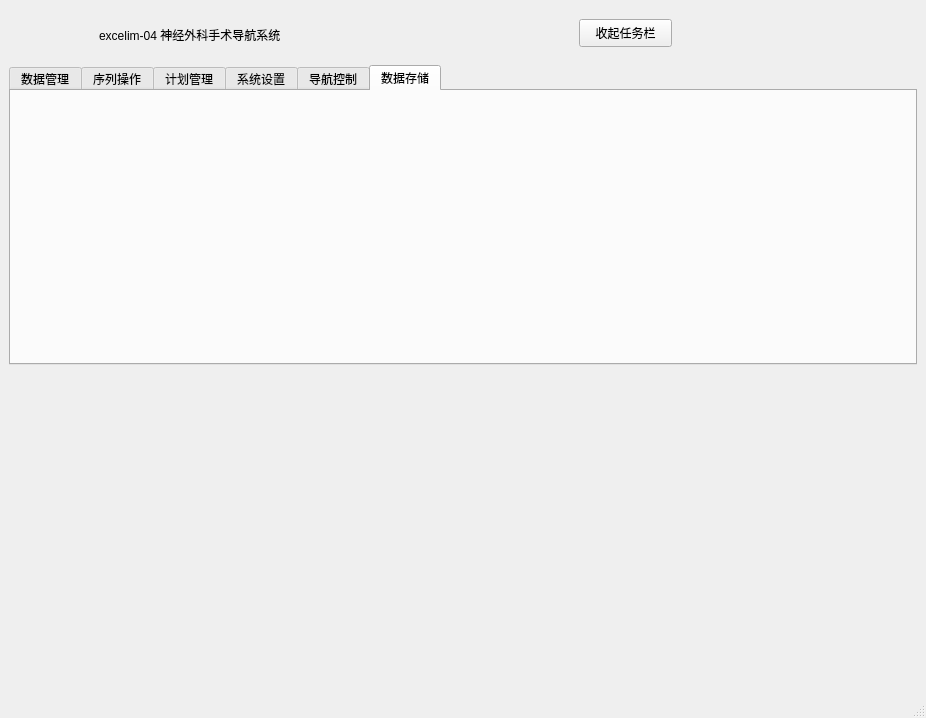
kalipolis/excelim_qt_withui, file mainwindow.ui: the form before one commit.
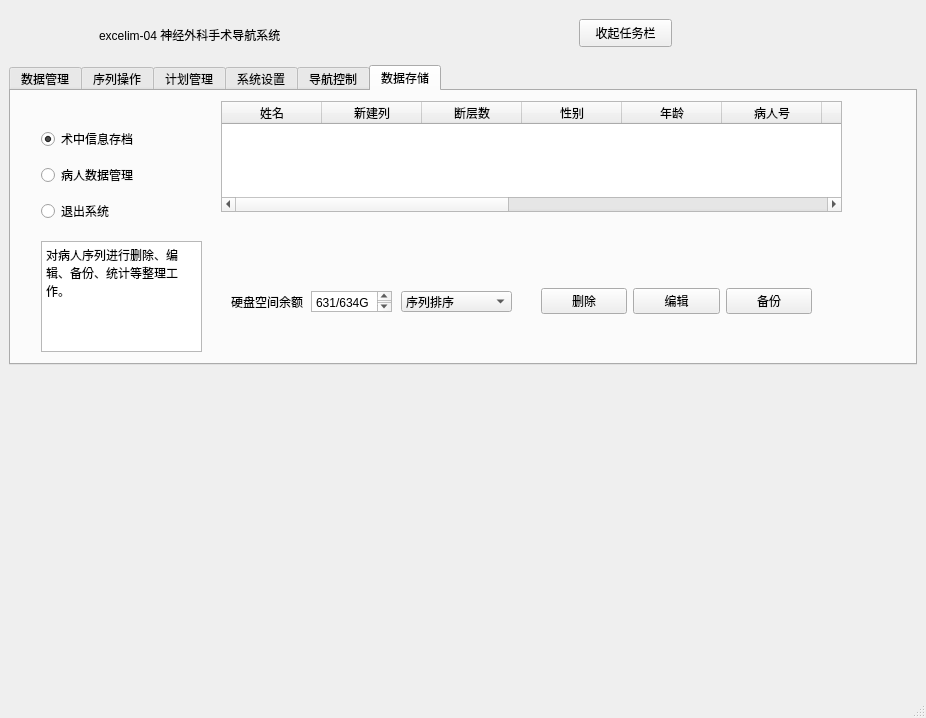
The form after the commit. The open tabs and pages were chosen to show the change.

Commit message: 更新数据存储页面

Patch:
```diff
--- a/mainwindow.ui
+++ b/mainwindow.ui
@@ -1865,6 +1865,434 @@
        <attribute name="title">
         <string>数据存储</string>
        </attribute>
+       <widget class="QWidget" name="widget_TaskBar" native="true">
+        <property name="geometry">
+         <rect>
+          <x>30</x>
+          <y>30</y>
+          <width>161</width>
+          <height>111</height>
+         </rect>
+        </property>
+        <widget class="QWidget" name="verticalLayoutWidget">
+         <property name="geometry">
+          <rect>
+           <x>0</x>
+           <y>0</y>
+           <width>161</width>
+           <height>111</height>
+          </rect>
+         </property>
+         <layout class="QVBoxLayout" name="verticalLayout_19">
+          <item>
+           <widget class="QRadioButton" name="radioButton_surgery">
+            <property name="text">
+             <string>术中信息存档</string>
+            </property>
+            <property name="checked">
+             <bool>true</bool>
+            </property>
+           </widget>
+          </item>
+          <item>
+           <widget class="QRadioButton" name="radioButton_patient">
+            <property name="text">
+             <string>病人数据管理</string>
+            </property>
+           </widget>
+          </item>
+          <item>
+           <widget class="QRadioButton" name="radioButton_logout">
+            <property name="text">
+             <string>退出系统</string>
+            </property>
+           </widget>
+          </item>
+         </layout>
+        </widget>
+       </widget>
+       <widget class="QStackedWidget" name="stackedWidget_6">
+        <property name="geometry">
+         <rect>
+          <x>20</x>
+          <y>0</y>
+          <width>841</width>
+          <height>261</height>
+         </rect>
+        </property>
+        <property name="currentIndex">
+         <number>0</number>
+        </property>
+        <widget class="QWidget" name="page_surgery">
+         <widget class="QTextBrowser" name="textBrowser">
+          <property name="geometry">
+           <rect>
+            <x>10</x>
+            <y>150</y>
+            <width>161</width>
+            <height>111</height>
+           </rect>
+          </property>
+          <property name="html">
+           <string>&lt;!DOCTYPE HTML PUBLIC &quot;-//W3C//DTD HTML 4.0//EN&quot; &quot;http://www.w3.org/TR/REC-html40/strict.dtd&quot;&gt;
+&lt;html&gt;&lt;head&gt;&lt;meta name=&quot;qrichtext&quot; content=&quot;1&quot; /&gt;&lt;meta charset=&quot;utf-8&quot; /&gt;&lt;style type=&quot;text/css&quot;&gt;
+p, li { white-space: pre-wrap; }
+hr { height: 1px; border-width: 0; }
+li.unchecked::marker { content: &quot;\2610&quot;; }
+li.checked::marker { content: &quot;\2612&quot;; }
+&lt;/style&gt;&lt;/head&gt;&lt;body style=&quot; font-family:'Microsoft YaHei UI'; font-size:9pt; font-weight:400; font-style:normal;&quot;&gt;
+&lt;p style=&quot; margin-top:0px; margin-bottom:0px; margin-left:0px; margin-right:0px; -qt-block-indent:0; text-indent:0px;&quot;&gt;保存导航期间的拷屏图像和相关导航信息&lt;/p&gt;&lt;/body&gt;&lt;/html&gt;</string>
+          </property>
+         </widget>
+         <widget class="QPushButton" name="pushButton_imageSaving">
+          <property name="geometry">
+           <rect>
+            <x>190</x>
+            <y>40</y>
+            <width>75</width>
+            <height>24</height>
+           </rect>
+          </property>
+          <property name="text">
+           <string>保存图像</string>
+          </property>
+         </widget>
+         <widget class="QPushButton" name="pushButton_infoSaving">
+          <property name="geometry">
+           <rect>
+            <x>190</x>
+            <y>80</y>
+            <width>75</width>
+            <height>24</height>
+           </rect>
+          </property>
+          <property name="text">
+           <string>保存信息</string>
+          </property>
+         </widget>
+         <widget class="QStackedWidget" name="stackedWidget_3">
+          <property name="geometry">
+           <rect>
+            <x>280</x>
+            <y>30</y>
+            <width>531</width>
+            <height>241</height>
+           </rect>
+          </property>
+          <property name="currentIndex">
+           <number>0</number>
+          </property>
+          <widget class="QWidget" name="page_imageSaving">
+           <widget class="QPushButton" name="pushButton_25">
+            <property name="geometry">
+             <rect>
+              <x>220</x>
+              <y>200</y>
+              <width>75</width>
+              <height>24</height>
+             </rect>
+            </property>
+            <property name="text">
+             <string>保存</string>
+            </property>
+           </widget>
+           <widget class="QListWidget" name="listWidget">
+            <property name="geometry">
+             <rect>
+              <x>10</x>
+              <y>1</y>
+              <width>201</width>
+              <height>241</height>
+             </rect>
+            </property>
+           </widget>
+           <widget class="QListWidget" name="listWidget_2">
+            <property name="geometry">
+             <rect>
+              <x>300</x>
+              <y>0</y>
+              <width>201</width>
+              <height>241</height>
+             </rect>
+            </property>
+           </widget>
+          </widget>
+          <widget class="QWidget" name="page_infoSaving">
+           <widget class="QTextBrowser" name="textBrowser_7">
+            <property name="geometry">
+             <rect>
+              <x>10</x>
+              <y>10</y>
+              <width>256</width>
+              <height>192</height>
+             </rect>
+            </property>
+            <property name="html">
+             <string>&lt;!DOCTYPE HTML PUBLIC &quot;-//W3C//DTD HTML 4.0//EN&quot; &quot;http://www.w3.org/TR/REC-html40/strict.dtd&quot;&gt;
+&lt;html&gt;&lt;head&gt;&lt;meta name=&quot;qrichtext&quot; content=&quot;1&quot; /&gt;&lt;meta charset=&quot;utf-8&quot; /&gt;&lt;style type=&quot;text/css&quot;&gt;
+p, li { white-space: pre-wrap; }
+hr { height: 1px; border-width: 0; }
+li.unchecked::marker { content: &quot;\2610&quot;; }
+li.checked::marker { content: &quot;\2612&quot;; }
+&lt;/style&gt;&lt;/head&gt;&lt;body style=&quot; font-family:'Microsoft YaHei UI'; font-size:9pt; font-weight:400; font-style:normal;&quot;&gt;
+&lt;p style=&quot; margin-top:0px; margin-bottom:0px; margin-left:0px; margin-right:0px; -qt-block-indent:0; text-indent:0px;&quot;&gt;姓名:LIU性别:M年龄:030Y病人号:428685&lt;/p&gt;
+&lt;p style=&quot; margin-top:0px; margin-bottom:0px; margin-left:0px; margin-right:0px; -qt-block-indent:0; text-indent:0px;&quot;&gt;重建组织数量:1重建组织参数:&lt;/p&gt;
+&lt;p style=&quot; margin-top:0px; margin-bottom:0px; margin-left:0px; margin-right:0px; -qt-block-indent:0; text-indent:0px;&quot;&gt;皮肤	阈值为464	&lt;/p&gt;
+&lt;p style=&quot; margin-top:0px; margin-bottom:0px; margin-left:0px; margin-right:0px; -qt-block-indent:0; text-indent:0px;&quot;&gt;注册标记点数量:4注册误差:0.92&lt;/p&gt;&lt;/body&gt;&lt;/html&gt;</string>
+            </property>
+           </widget>
+           <widget class="QPushButton" name="pushButton_27">
+            <property name="geometry">
+             <rect>
+              <x>270</x>
+              <y>160</y>
+              <width>75</width>
+              <height>24</height>
+             </rect>
+            </property>
+            <property name="text">
+             <string>保存</string>
+            </property>
+           </widget>
+          </widget>
+         </widget>
+        </widget>
+        <widget class="QWidget" name="page_patient">
+         <widget class="QTextBrowser" name="textBrowser_5">
+          <property name="geometry">
+           <rect>
+            <x>10</x>
+            <y>150</y>
+            <width>161</width>
+            <height>111</height>
+           </rect>
+          </property>
+          <property name="html">
+           <string>&lt;!DOCTYPE HTML PUBLIC &quot;-//W3C//DTD HTML 4.0//EN&quot; &quot;http://www.w3.org/TR/REC-html40/strict.dtd&quot;&gt;
+&lt;html&gt;&lt;head&gt;&lt;meta name=&quot;qrichtext&quot; content=&quot;1&quot; /&gt;&lt;meta charset=&quot;utf-8&quot; /&gt;&lt;style type=&quot;text/css&quot;&gt;
+p, li { white-space: pre-wrap; }
+hr { height: 1px; border-width: 0; }
+li.unchecked::marker { content: &quot;\2610&quot;; }
+li.checked::marker { content: &quot;\2612&quot;; }
+&lt;/style&gt;&lt;/head&gt;&lt;body style=&quot; font-family:'Microsoft YaHei UI'; font-size:9pt; font-weight:400; font-style:normal;&quot;&gt;
+&lt;p style=&quot; margin-top:0px; margin-bottom:0px; margin-left:0px; margin-right:0px; -qt-block-indent:0; text-indent:0px;&quot;&gt;对病人序列进行删除、编辑、备份、统计等整理工作。&lt;/p&gt;&lt;/body&gt;&lt;/html&gt;</string>
+          </property>
+         </widget>
+         <widget class="QTableWidget" name="tableWidget_4">
+          <property name="geometry">
+           <rect>
+            <x>190</x>
+            <y>10</y>
+            <width>621</width>
+            <height>111</height>
+           </rect>
+          </property>
+          <column>
+           <property name="text">
+            <string>姓名</string>
+           </property>
+          </column>
+          <column>
+           <property name="text">
+            <string>新建列</string>
+           </property>
+          </column>
+          <column>
+           <property name="text">
+            <string>断层数</string>
+           </property>
+          </column>
+          <column>
+           <property name="text">
+            <string>性别</string>
+           </property>
+          </column>
+          <column>
+           <property name="text">
+            <string>年龄</string>
+           </property>
+          </column>
+          <column>
+           <property name="text">
+            <string>病人号</string>
+           </property>
+          </column>
+          <column>
+           <property name="text">
+            <string>检查号</string>
+           </property>
+          </column>
+          <column>
+           <property name="text">
+            <string>状态</string>
+           </property>
+          </column>
+          <column>
+           <property name="text">
+            <string>扫描日期</string>
+           </property>
+          </column>
+          <column>
+           <property name="text">
+            <string>计划日期</string>
+           </property>
+          </column>
+          <column>
+           <property name="text">
+            <string>导航日期</string>
+           </property>
+          </column>
+          <column>
+           <property name="text">
+            <string>新建列</string>
+           </property>
+          </column>
+          <column>
+           <property name="text">
+            <string>注册误差</string>
+           </property>
+          </column>
+         </widget>
+         <widget class="QLabel" name="label_22">
+          <property name="geometry">
+           <rect>
+            <x>200</x>
+            <y>200</y>
+            <width>81</width>
+            <height>21</height>
+           </rect>
+          </property>
+          <property name="text">
+           <string>硬盘空间余额</string>
+          </property>
+         </widget>
+         <widget class="QTextBrowser" name="textBrowser_8">
+          <property name="geometry">
+           <rect>
+            <x>280</x>
+            <y>200</y>
+            <width>81</width>
+            <height>21</height>
+           </rect>
+          </property>
+          <property name="html">
+           <string>&lt;!DOCTYPE HTML PUBLIC &quot;-//W3C//DTD HTML 4.0//EN&quot; &quot;http://www.w3.org/TR/REC-html40/strict.dtd&quot;&gt;
+&lt;html&gt;&lt;head&gt;&lt;meta name=&quot;qrichtext&quot; content=&quot;1&quot; /&gt;&lt;meta charset=&quot;utf-8&quot; /&gt;&lt;style type=&quot;text/css&quot;&gt;
+p, li { white-space: pre-wrap; }
+hr { height: 1px; border-width: 0; }
+li.unchecked::marker { content: &quot;\2610&quot;; }
+li.checked::marker { content: &quot;\2612&quot;; }
+&lt;/style&gt;&lt;/head&gt;&lt;body style=&quot; font-family:'Microsoft YaHei UI'; font-size:9pt; font-weight:400; font-style:normal;&quot;&gt;
+&lt;p style=&quot; margin-top:0px; margin-bottom:0px; margin-left:0px; margin-right:0px; -qt-block-indent:0; text-indent:0px;&quot;&gt;631/634G&lt;/p&gt;&lt;/body&gt;&lt;/html&gt;</string>
+          </property>
+         </widget>
+         <widget class="QComboBox" name="comboBox_4">
+          <property name="geometry">
+           <rect>
+            <x>370</x>
+            <y>200</y>
+            <width>111</width>
+            <height>21</height>
+           </rect>
+          </property>
+          <item>
+           <property name="text">
+            <string>序列排序</string>
+           </property>
+          </item>
+          <item>
+           <property name="text">
+            <string>按姓名</string>
+           </property>
+          </item>
+          <item>
+           <property name="text">
+            <string>按时间</string>
+           </property>
+          </item>
+          <item>
+           <property name="text">
+            <string>按种类</string>
+           </property>
+          </item>
+          <item>
+           <property name="text">
+            <string>按数量</string>
+           </property>
+          </item>
+         </widget>
+         <widget class="QWidget" name="horizontalLayoutWidget">
+          <property name="geometry">
+           <rect>
+            <x>510</x>
+            <y>170</y>
+            <width>271</width>
+            <height>81</height>
+           </rect>
+          </property>
+          <layout class="QHBoxLayout" name="horizontalLayout_23">
+           <item>
+            <widget class="QPushButton" name="pushButton_28">
+             <property name="text">
+              <string>删除</string>
+             </property>
+            </widget>
+           </item>
+           <item>
+            <widget class="QPushButton" name="pushButton_29">
+             <property name="text">
+              <string>编辑</string>
+             </property>
+            </widget>
+           </item>
+           <item>
+            <widget class="QPushButton" name="pushButton_26">
+             <property name="text">
+              <string>备份</string>
+             </property>
+            </widget>
+           </item>
+          </layout>
+         </widget>
+        </widget>
+        <widget class="QWidget" name="page_logout">
+         <widget class="QTextBrowser" name="textBrowser_6">
+          <property name="geometry">
+           <rect>
+            <x>10</x>
+            <y>150</y>
+            <width>161</width>
+            <height>111</height>
+           </rect>
+          </property>
+          <property name="html">
+           <string>&lt;!DOCTYPE HTML PUBLIC &quot;-//W3C//DTD HTML 4.0//EN&quot; &quot;http://www.w3.org/TR/REC-html40/strict.dtd&quot;&gt;
+&lt;html&gt;&lt;head&gt;&lt;meta name=&quot;qrichtext&quot; content=&quot;1&quot; /&gt;&lt;meta charset=&quot;utf-8&quot; /&gt;&lt;style type=&quot;text/css&quot;&gt;
+p, li { white-space: pre-wrap; }
+hr { height: 1px; border-width: 0; }
+li.unchecked::marker { content: &quot;\2610&quot;; }
+li.checked::marker { content: &quot;\2612&quot;; }
+&lt;/style&gt;&lt;/head&gt;&lt;body style=&quot; font-family:'Microsoft YaHei UI'; font-size:9pt; font-weight:400; font-style:normal;&quot;&gt;
+&lt;p style=&quot; margin-top:0px; margin-bottom:0px; margin-left:0px; margin-right:0px; -qt-block-indent:0; text-indent:0px;&quot;&gt;退出系统&lt;/p&gt;&lt;/body&gt;&lt;/html&gt;</string>
+          </property>
+         </widget>
+         <widget class="QPushButton" name="pushButton_30">
+          <property name="geometry">
+           <rect>
+            <x>400</x>
+            <y>120</y>
+            <width>75</width>
+            <height>24</height>
+           </rect>
+          </property>
+          <property name="text">
+           <string>退出系统</string>
+          </property>
+         </widget>
+        </widget>
+       </widget>
+       <zorder>stackedWidget_6</zorder>
+       <zorder>widget_TaskBar</zorder>
       </widget>
      </widget>
     </item>
```
Left out of the diff: 92 changed lines with no effect on the pictures. The commit also changes 495 other files.
